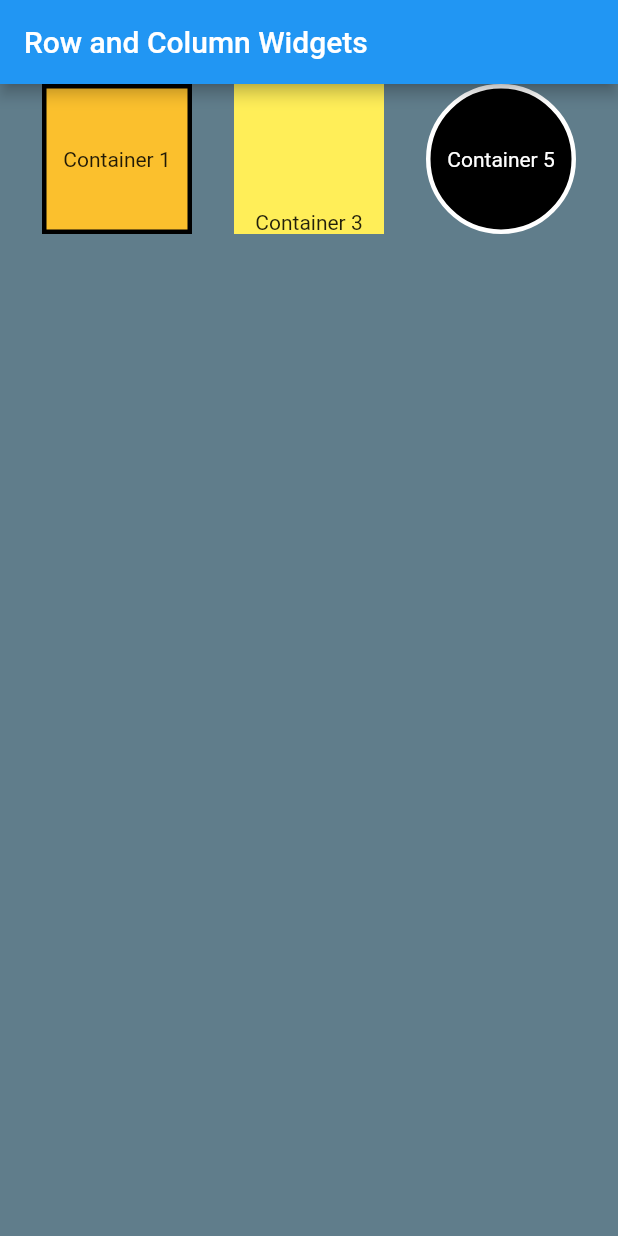
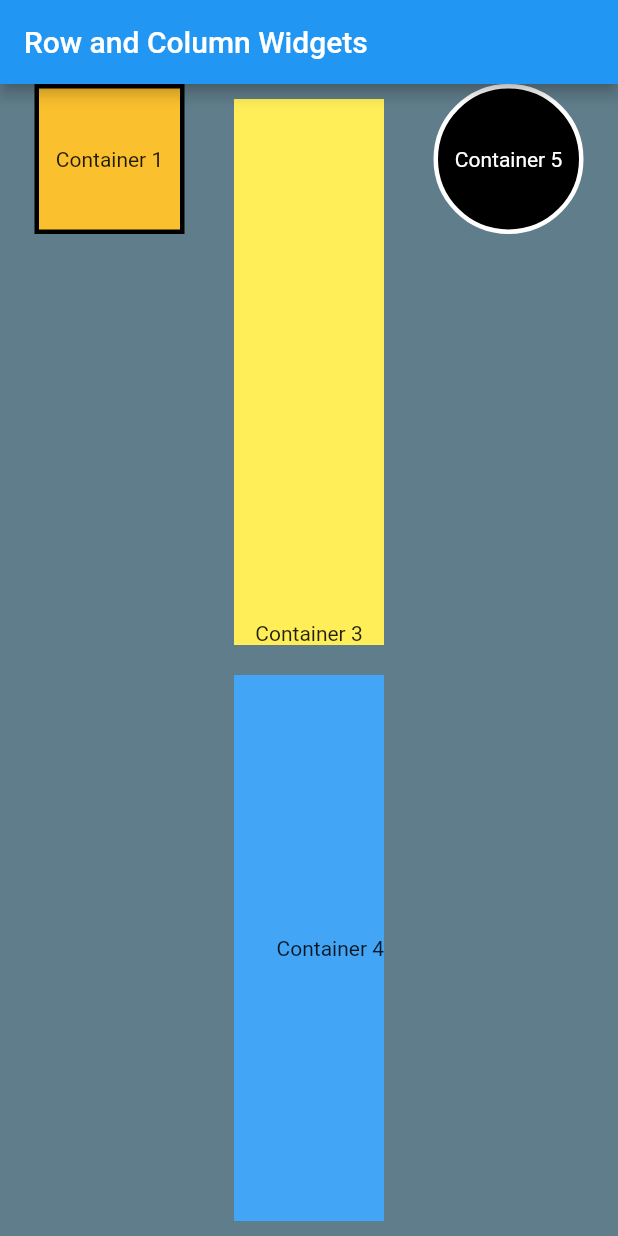
Before and after one commit to nbignell2/2504, a Flutter app: the screen it shows after launch, on a phone screen of 412 x 824 dp. Run offline on Flutter 3.47's test engine with Material 2 defaults, Android fonts, the phone set to English and light mode, and no system bars.

Commit message:
Finished second column

```diff
--- a/build_01/lib/main.dart
+++ b/build_01/lib/main.dart
@@ -34,13 +34,31 @@ class MyApp extends StatelessWidget {
           ),
           Column(
             children: [
-              Container(
-                height: 100,
-                width: 100,
-                color: Colors.yellow[400],
-                child: Text('Container 3'),
-                alignment: Alignment.bottomCenter,
+              Expanded(
+                flex: 1,
+                child: Padding(
+                  padding: const EdgeInsets.all(10),
+                  child: Container(
+                    height: 100,
+                    width: 100,
+                    color: Colors.yellow[400],
+                    child: Text('Container 3'),
+                    alignment: Alignment.bottomCenter,
+                  ),
+                ),
               ),
+              Expanded(
+                  flex: 1,
+                  child: Padding(
+                    padding: const EdgeInsets.all(10),
+                    child: Container(
+                      height: 100,
+                      width: 100,
+                      color: Colors.blue[400],
+                      child: Text('Container 4'),
+                      alignment: Alignment.centerRight,
+                    ),
+                  ))
             ],
           ),
           Column(
```
